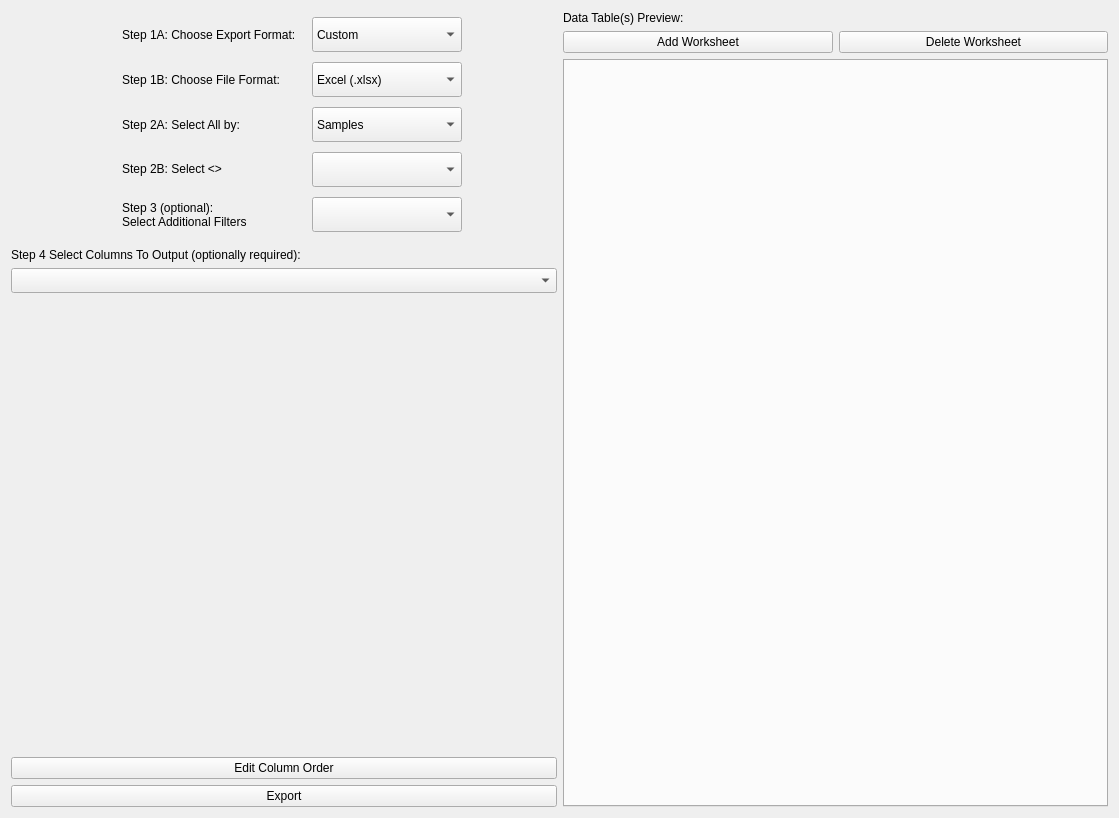
Before: the Qt Designer form ui/ExporterUI.ui in kathrynmetcalf/GeoCORK, drawn with Qt 5.
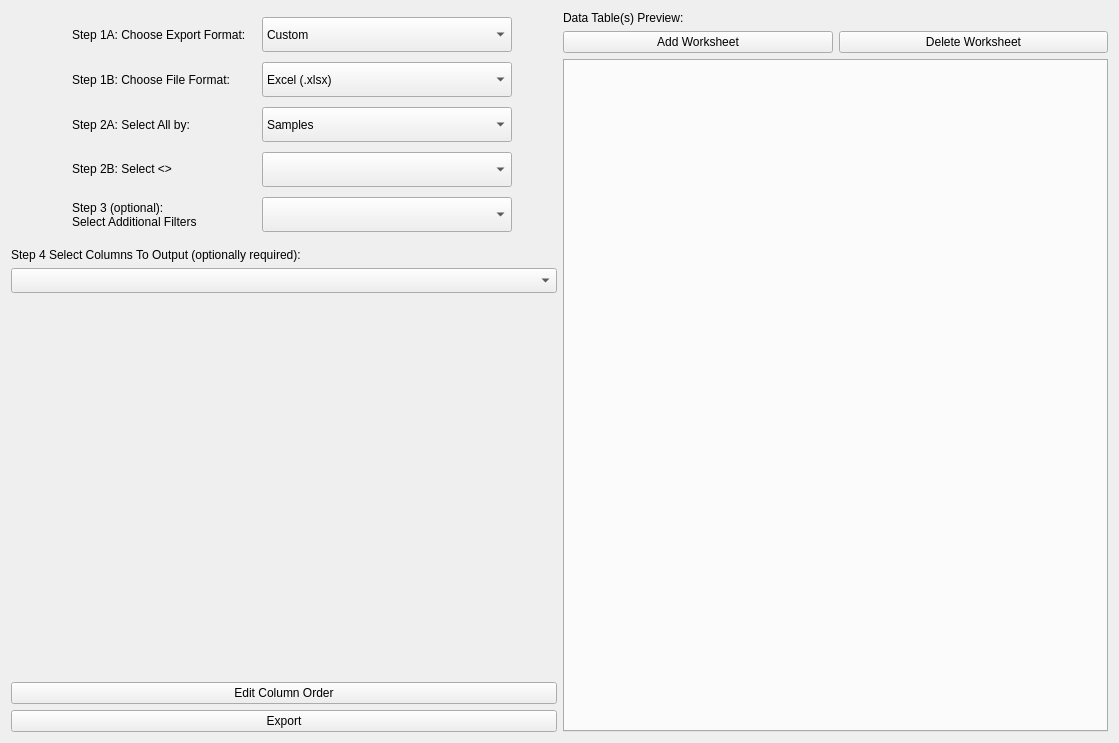
After: the same form once the commit is applied. Custom widgets are drawn as their Qt base class.

Commit message: added headers checkbox to exporter. Added final DzStats options, two csv and single csv files.

The edit to the form file:
```diff
--- a/ui/ExporterUI.ui
+++ b/ui/ExporterUI.ui
@@ -7,13 +7,13 @@
     <x>0</x>
     <y>0</y>
     <width>1119</width>
-    <height>818</height>
+    <height>743</height>
    </rect>
   </property>
   <property name="minimumSize">
    <size>
-    <width>0</width>
-    <height>500</height>
+    <width>1000</width>
+    <height>700</height>
    </size>
   </property>
   <property name="windowTitle">
@@ -80,13 +80,13 @@
          </property>
          <property name="minimumSize">
           <size>
-           <width>150</width>
+           <width>250</width>
            <height>25</height>
           </size>
          </property>
          <property name="maximumSize">
           <size>
-           <width>150</width>
+           <width>250</width>
            <height>35</height>
           </size>
          </property>
@@ -162,13 +162,13 @@
          </property>
          <property name="minimumSize">
           <size>
-           <width>150</width>
+           <width>250</width>
            <height>25</height>
           </size>
          </property>
          <property name="maximumSize">
           <size>
-           <width>150</width>
+           <width>250</width>
            <height>35</height>
           </size>
          </property>
@@ -219,13 +219,13 @@
          </property>
          <property name="minimumSize">
           <size>
-           <width>150</width>
+           <width>250</width>
            <height>25</height>
           </size>
          </property>
          <property name="maximumSize">
           <size>
-           <width>150</width>
+           <width>250</width>
            <height>35</height>
           </size>
          </property>
@@ -286,18 +286,18 @@
          </property>
          <property name="minimumSize">
           <size>
-           <width>150</width>
+           <width>250</width>
            <height>25</height>
           </size>
          </property>
          <property name="maximumSize">
           <size>
-           <width>150</width>
+           <width>250</width>
            <height>35</height>
           </size>
          </property>
          <property name="currentText">
-          <string/>
+          <string>None</string>
          </property>
          <property name="placeholderText">
           <string>None</string>
@@ -347,13 +347,13 @@
          </property>
          <property name="minimumSize">
           <size>
-           <width>150</width>
+           <width>250</width>
            <height>25</height>
           </size>
          </property>
          <property name="maximumSize">
           <size>
-           <width>150</width>
+           <width>250</width>
            <height>35</height>
           </size>
          </property>
```
Left out of the diff: 6 changed lines with no effect on the pictures. The commit also changes 1 other file.
